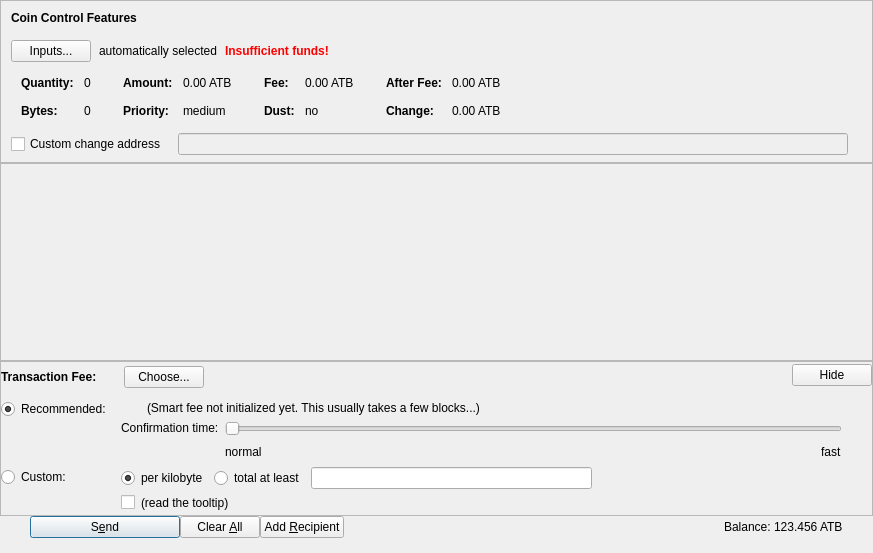
Old version of the form src/qt/forms/sendcoinsdialog.ui in the repository odrowonz/atbcoin-insight.
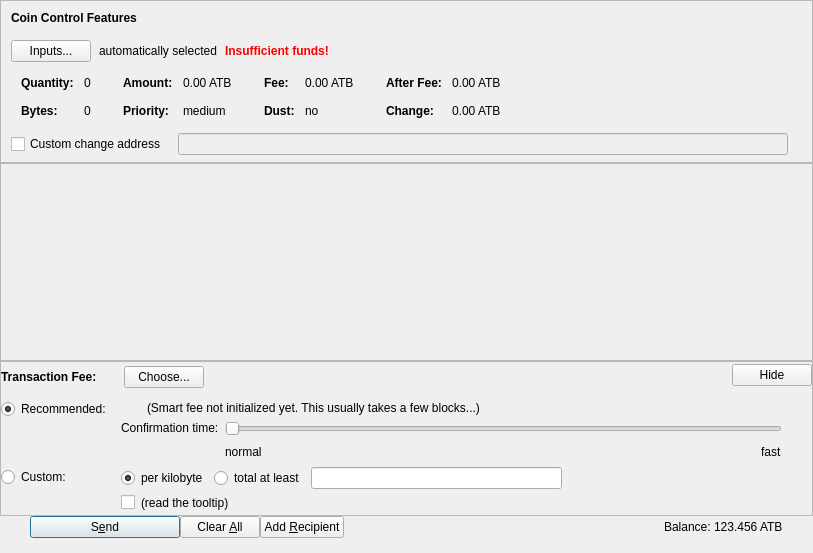
New version of the form. Icons and pictures are not drawn. Custom widgets are drawn as their Qt base class.

Patch:
```diff
--- a/src/qt/forms/sendcoinsdialog.ui
+++ b/src/qt/forms/sendcoinsdialog.ui
@@ -6,7 +6,7 @@
    <rect>
     <x>0</x>
     <y>0</y>
-    <width>873</width>
+    <width>813</width>
     <height>553</height>
    </rect>
   </property>
@@ -631,7 +631,7 @@
        <rect>
         <x>0</x>
         <y>0</y>
-        <width>871</width>
+        <width>811</width>
         <height>85</height>
        </rect>
       </property>
```
Left out of the diff: 20 changed lines with no effect on the pictures.
